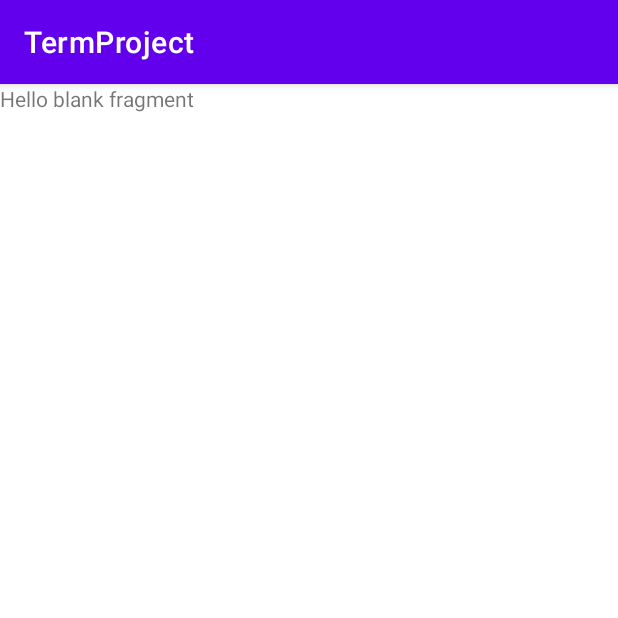
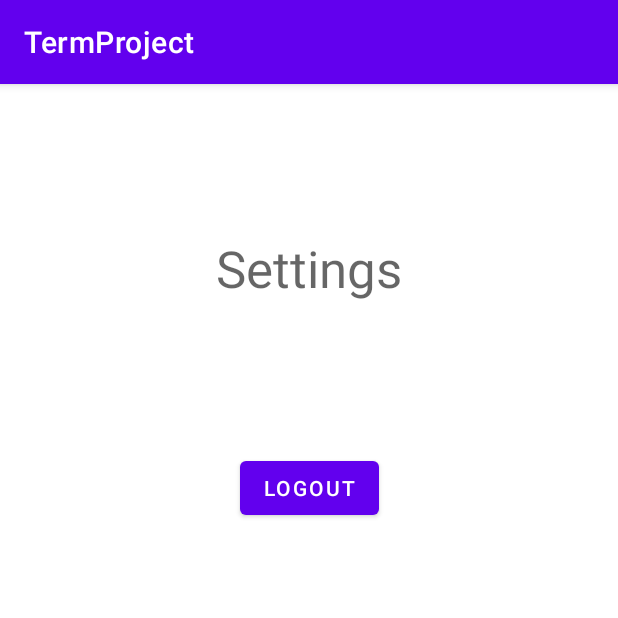
Before and after one commit to brinstervt/MobileTermProject, an Android app: the fragment SettingsFragment shown on its own in the app's theme, on a phone screen of 412 x 824 dp, the top half of it. Run offline under Robolectric (Android 15) with nearby library versions, the phone set to English and light mode, and no system bars; our stand-ins replace Firebase (no records; nobody signed in at launch, a user with empty details on screens opened directly).

Commit message:
logout button

```diff
--- a/app/src/main/java/com/example/termproject/SettingsFragment.kt
+++ b/app/src/main/java/com/example/termproject/SettingsFragment.kt
@@ -1,11 +1,19 @@
 package com.example.termproject
 
+import android.content.Intent
 import android.os.Bundle
 import androidx.fragment.app.Fragment
 import android.view.LayoutInflater
 import android.view.View
 import android.view.ViewGroup
+import android.widget.Button
+import com.google.firebase.auth.FirebaseAuth
+import com.google.firebase.auth.ktx.auth
+import com.google.firebase.ktx.Firebase
+
 class SettingsFragment : Fragment() {
+
+    private lateinit var auth: FirebaseAuth
 
     override fun onCreateView(
         inflater: LayoutInflater, container: ViewGroup?,
@@ -19,5 +27,14 @@ class SettingsFragment : Fragment() {
         super.onViewCreated(view, bundle)
 
 
+        auth = Firebase.auth
+
+        view.findViewById<Button>(R.id.logout_button).setOnClickListener {
+            auth.signOut()
+            val intent = Intent(context, LoginActivity::class.java)
+            startActivity(intent)
+            activity?.finish()
+        }
+
     }
 }
--- a/app/src/main/res/layout/fragment_settings.xml
+++ b/app/src/main/res/layout/fragment_settings.xml
@@ -1,14 +1,32 @@
 <?xml version="1.0" encoding="utf-8"?>
-<FrameLayout xmlns:android="http://schemas.android.com/apk/res/android"
+<androidx.constraintlayout.widget.ConstraintLayout xmlns:android="http://schemas.android.com/apk/res/android"
+    xmlns:app="http://schemas.android.com/apk/res-auto"
     xmlns:tools="http://schemas.android.com/tools"
+    android:id="@+id/frameLayout3"
     android:layout_width="match_parent"
     android:layout_height="match_parent"
     tools:context=".SettingsFragment">
 
     <!-- TODO: Update blank fragment layout -->
     <TextView
-        android:layout_width="match_parent"
-        android:layout_height="match_parent"
-        android:text="@string/hello_blank_fragment" />
+        android:id="@+id/textView"
+        android:layout_width="wrap_content"
+        android:layout_height="wrap_content"
+        android:layout_marginTop="100dp"
+        android:text="@string/settings"
+        android:textAppearance="@style/TextAppearance.AppCompat.Display1"
+        app:layout_constraintEnd_toEndOf="parent"
+        app:layout_constraintStart_toStartOf="parent"
+        app:layout_constraintTop_toTopOf="parent" />
 
-</FrameLayout>
+    <Button
+        android:id="@+id/logout_button"
+        android:layout_width="wrap_content"
+        android:layout_height="wrap_content"
+        android:layout_marginTop="100dp"
+        android:text="@string/logout"
+        app:layout_constraintEnd_toEndOf="parent"
+        app:layout_constraintStart_toStartOf="parent"
+        app:layout_constraintTop_toBottomOf="@+id/textView" />
+
+</androidx.constraintlayout.widget.ConstraintLayout>
--- a/app/src/main/res/values/strings.xml
+++ b/app/src/main/res/values/strings.xml
@@ -8,6 +8,8 @@
     <string name="password">Password</string>
     <string name="name">Name</string>
     <string name="open">Open</string>
+    <string name="settings">Settings</string>
+    <string name="logout">Logout</string>
 
     <string-array name="dropdown">
         <item>All Books</item>
```
